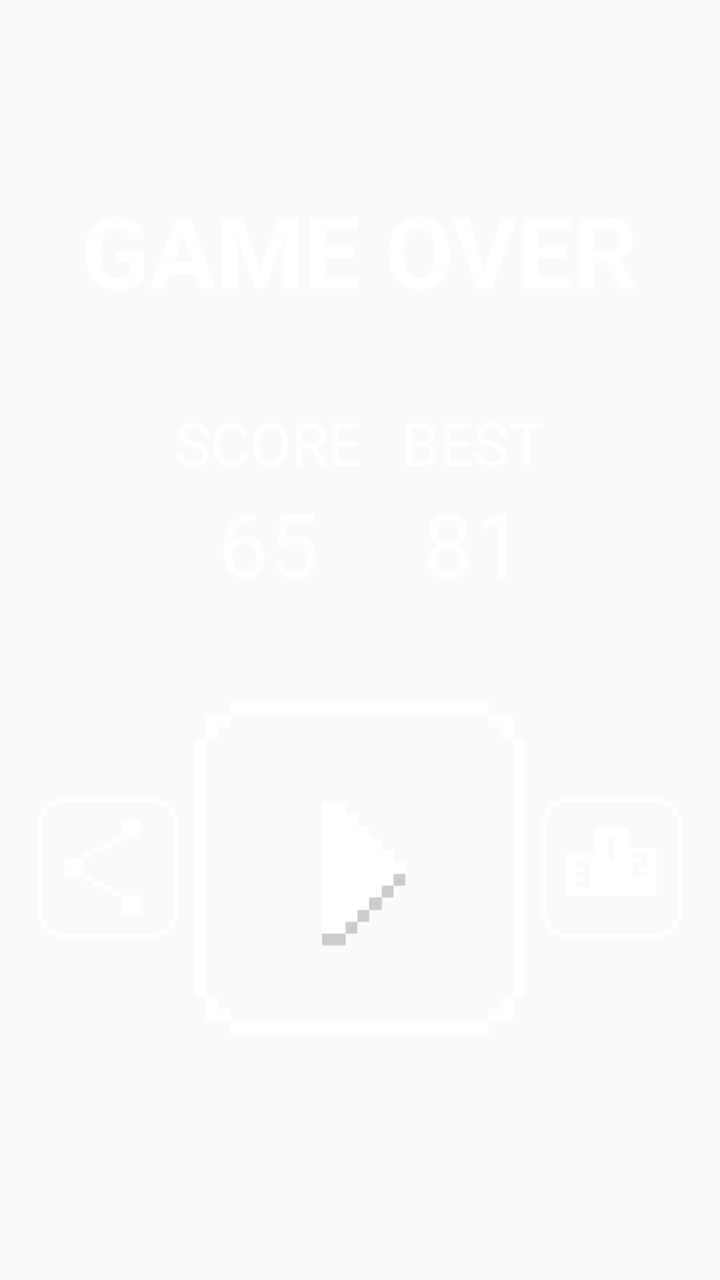
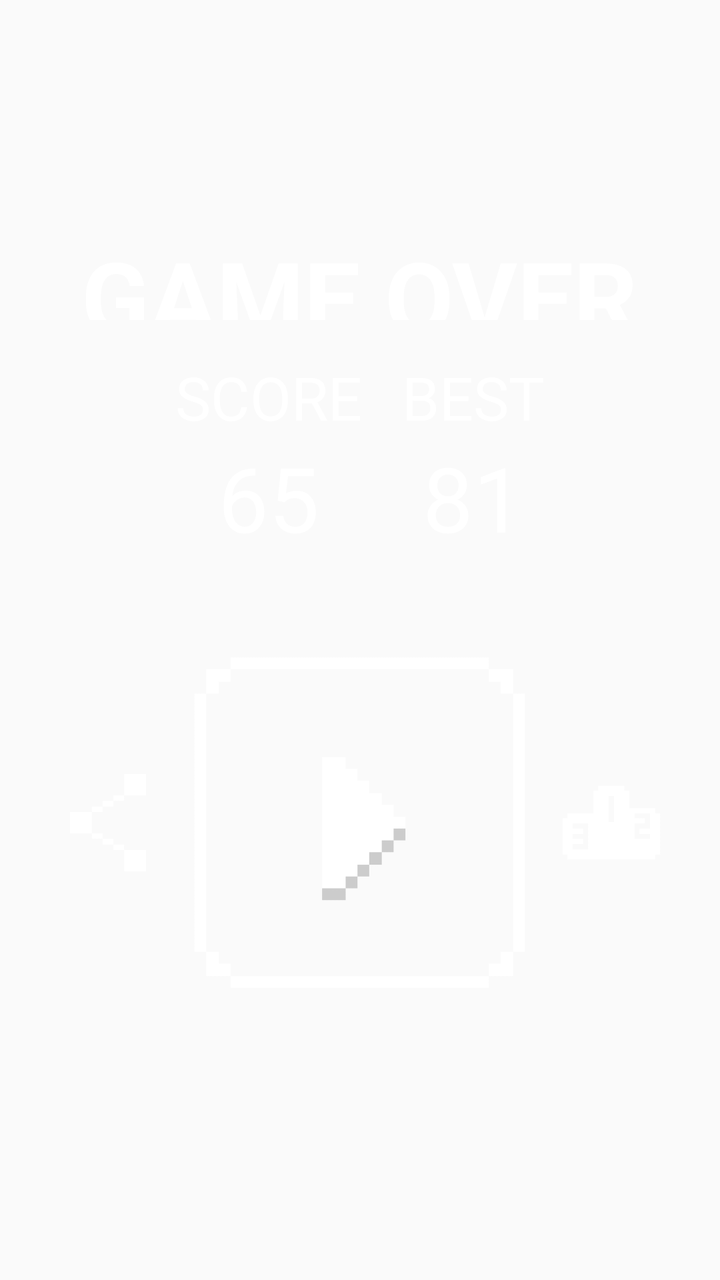

Compare the two renders of this Android layout. The source of the first and the diff that turns it into the second are given below.
<!-- AndroidManifest.xml: application theme AppTheme -->
<!-- res/layout/game_over.xml -->
<?xml version="1.0" encoding="utf-8"?>
<LinearLayout
    android:id="@+id/final_menu"
    android:layout_width="match_parent"
    android:layout_height="match_parent"
    android:orientation="vertical"
    android:visibility="visible"
    android:gravity="center"
    android:weightSum="14"
    android:layout_above="@+id/adView"
    xmlns:android="http://schemas.android.com/apk/res/android">

        <TextView
            android:id="@+id/game_over"
            android:layout_width="wrap_content"
            android:layout_height="0dp"
            android:layout_weight="2"
            android:text="@string/game_over"
            android:textColor="@android:color/white"
            android:textSize="50dp"
            android:textStyle="bold"
            android:layout_gravity="center_horizontal" />

        <LinearLayout
            android:id="@+id/score_layout"
            android:layout_width="match_parent"
            android:layout_height="0dp"
            android:gravity="center"
            android:layout_weight="3"
            android:orientation="horizontal">

            <LinearLayout
                android:layout_width="wrap_content"
                android:layout_height="wrap_content"
                android:orientation="vertical"
                android:gravity="center"
                android:paddingRight="10dp">

                <TextView
                    android:id="@+id/score_label"
                    android:layout_width="wrap_content"
                    android:layout_height="wrap_content"
                    android:text="SCORE"
                    android:textSize="30dp"
                    android:textColor="@android:color/white" />

                <TextView
                    android:id="@+id/score"
                    android:layout_width="wrap_content"
                    android:layout_height="wrap_content"
                    android:text="65"
                    android:textSize="45dp"
                    android:textColor="@android:color/white"/>

            </LinearLayout>

            <LinearLayout
                android:layout_width="wrap_content"
                android:layout_height="wrap_content"
                android:orientation="vertical"
                android:gravity="center"
                android:paddingLeft="10dp">

                <TextView
                    android:id="@+id/best_label"
                    android:layout_width="wrap_content"
                    android:layout_height="wrap_content"
                    android:text="BEST"
                    android:textSize="30dp"
                    android:textColor="@android:color/white"/>

                <TextView
                    android:id="@+id/best"
                    android:layout_width="wrap_content"
                    android:layout_height="wrap_content"
                    android:text="81"
                    android:textSize="45dp"
                    android:textColor="@android:color/white"/>

            </LinearLayout>

        </LinearLayout>

        <LinearLayout
            android:layout_width="match_parent"
            android:layout_height="0dp"
            android:layout_weight="5"
            android:orientation="horizontal"
            android:gravity="center"
            android:weightSum="10">

            <LinearLayout
                android:id="@+id/final_share"
                android:clickable="true"
                android:layout_margin="1dp"
                android:layout_width="0dp"
                android:layout_weight="2"
                android:layout_height="wrap_content"
                android:gravity="center">

                <ImageView
                    android:layout_width="match_parent"
                    android:layout_height="match_parent"
                    android:src="@drawable/share"/>

            </LinearLayout>

            <LinearLayout
                android:id="@+id/final_play"
                android:clickable="true"
                android:layout_width="0dp"
                android:layout_weight="5"
                android:layout_margin="1dp"
                android:layout_height="wrap_content">

                <ImageView
                    android:layout_width="match_parent"
                    android:layout_height="match_parent"
                    android:src="@drawable/play_final"/>

            </LinearLayout>

            <LinearLayout
                android:id="@+id/final_trophies"
                android:clickable="true"
                android:layout_margin = "1dp"
                android:layout_width = "0dp"
                android:layout_weight = "2"
                android:layout_height = "wrap_content"
                android:gravity="center">

                <ImageView
                    android:layout_width="wrap_content"
                    android:layout_height="match_parent"
                    android:src="@drawable/leatherboard" />

            </LinearLayout>

        </LinearLayout>
    </LinearLayout>
<!-- resources referenced by this layout -->
<resources>
  <!-- drawable leatherboard: png bitmap (drawable, 9522 bytes) -->
  <!-- drawable play_final: png bitmap (drawable, 8595 bytes) -->
  <!-- drawable share: png bitmap (drawable, 9168 bytes) -->
  <string name="game_over">GAME OVER</string>
  <style name="AppTheme" parent="Theme.AppCompat.Light.DarkActionBar">
          
          <item name="colorPrimary">@color/colorPrimary</item>
          <item name="colorPrimaryDark">@color/colorPrimaryDark</item>
          <item name="colorAccent">@color/colorAccent</item>
      </style>
  <color name="colorPrimary">#000000</color>
  <color name="colorPrimaryDark">#000000</color>
  <color name="colorAccent">#000000</color>
</resources>

<!-- the commit's change to res/layout/game_over.xml (unified diff, before → after) -->
@@ -14,7 +14,7 @@
             android:id="@+id/game_over"
             android:layout_width="wrap_content"
             android:layout_height="0dp"
-            android:layout_weight="2"
+            android:layout_weight="1"
             android:text="@string/game_over"
             android:textColor="@android:color/white"
             android:textSize="50dp"
@@ -95,6 +95,7 @@
                 android:layout_margin="1dp"
                 android:layout_width="0dp"
                 android:layout_weight="2"
+                android:padding="10dp"
                 android:layout_height="wrap_content"
                 android:gravity="center">
 
@@ -126,6 +127,7 @@
                 android:layout_margin = "1dp"
                 android:layout_width = "0dp"
                 android:layout_weight = "2"
+                android:padding="10dp"
                 android:layout_height = "wrap_content"
                 android:gravity="center">
 
@@ -137,4 +139,5 @@
             </LinearLayout>
 
         </LinearLayout>
+
     </LinearLayout>
<!-- resource entries referenced after the edit -->
@@ -1,8 +1,8 @@
 <!-- resources referenced by this layout -->
 <resources>
-  <!-- drawable leatherboard: png bitmap (drawable, 9522 bytes) -->
+  <!-- drawable leatherboard: png bitmap (drawable, 3489 bytes) -->
   <!-- drawable play_final: png bitmap (drawable, 8595 bytes) -->
-  <!-- drawable share: png bitmap (drawable, 9168 bytes) -->
+  <!-- drawable share: png bitmap (drawable, 8052 bytes) -->
   <string name="game_over">GAME OVER</string>
   <style name="AppTheme" parent="Theme.AppCompat.Light.DarkActionBar">
           
